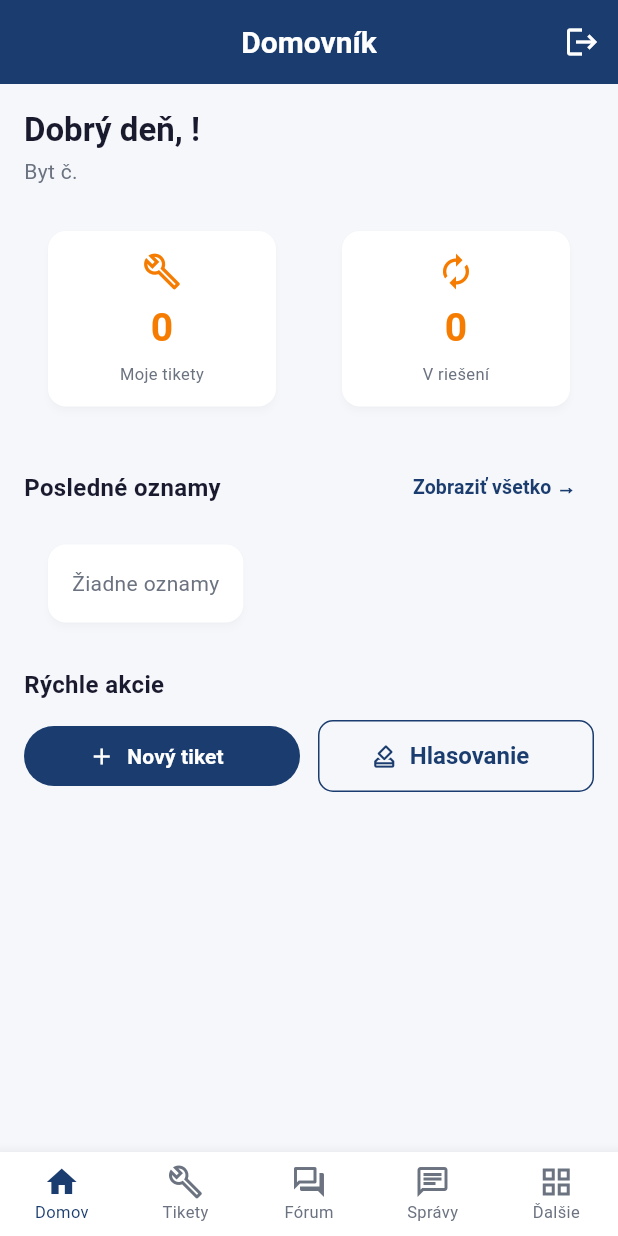
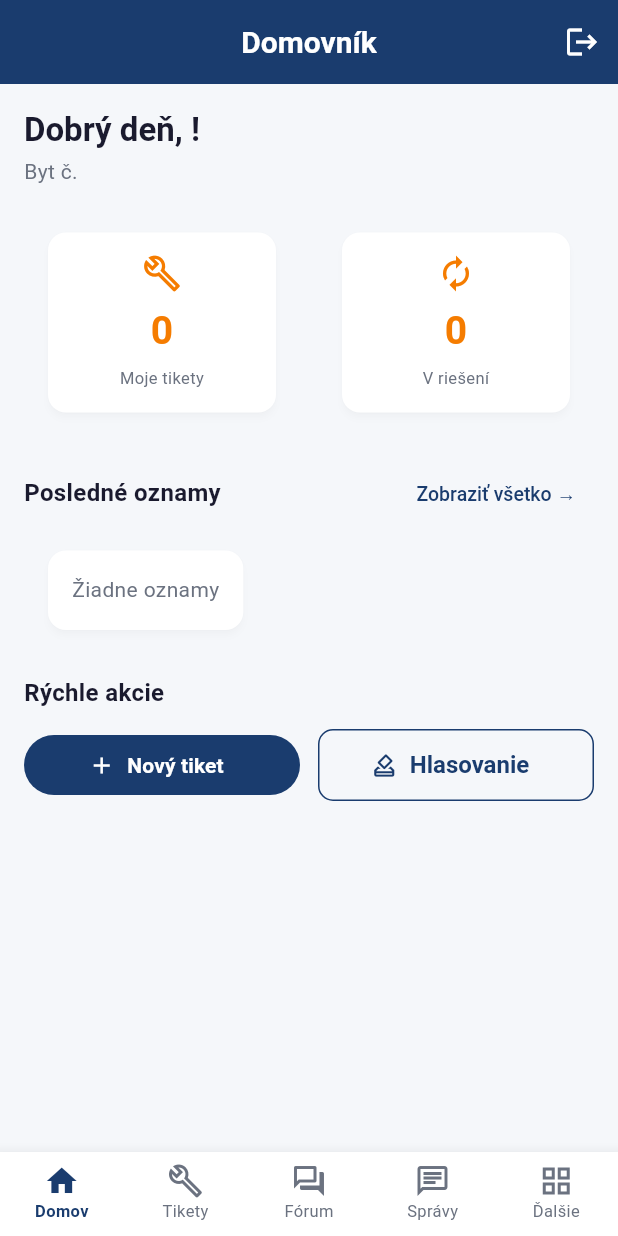
Before and after one commit to MHrtanek/domovnik, a Flutter app: the screen it shows once a user with an empty profile is signed in, on a phone screen of 412 x 824 dp. Run offline on Flutter 3.47's test engine with Material 3 defaults, Android fonts, the phone set to English and light mode, and no system bars; our stand-ins replace cached_network_image, file_picker, firebase_core, firebase_messaging, flutter_dotenv, flutter_local_notifications and 6 more; missing offline and left inert: dart:js; accounts and stored records are empty.

Commit message:
design: apply design system — theme polish and inspection card accent border

```diff
--- a/lib/core/theme/app_theme.dart
+++ b/lib/core/theme/app_theme.dart
@@ -19,21 +19,23 @@
       scaffoldBackgroundColor: AppColors.surface,
       fontFamily: 'Roboto',
 
-      // AppBar
+      // AppBar — navy, white, elevation 0, centered, 20/600
       appBarTheme: const AppBarTheme(
         backgroundColor: AppColors.primary,
         foregroundColor: Colors.white,
         elevation: 0,
-        centerTitle: false,
+        centerTitle: true,
         titleTextStyle: TextStyle(
           fontFamily: 'Roboto',
           fontSize: 20,
           fontWeight: FontWeight.w600,
           color: Colors.white,
         ),
+        iconTheme: IconThemeData(color: Colors.white),
+        actionsIconTheme: IconThemeData(color: Colors.white),
       ),
 
-      // Cards
+      // Cards — white, radius 12, elevation 2, shadow black12
       cardTheme: CardThemeData(
         color: AppColors.cardBackground,
         elevation: 2,
@@ -44,7 +46,7 @@
         margin: const EdgeInsets.symmetric(horizontal: 16, vertical: 6),
       ),
 
-      // Elevated buttons
+      // ElevatedButton — navy fill, white text, 48px, radius 10, 16/600
       elevatedButtonTheme: ElevatedButtonThemeData(
         style: ElevatedButton.styleFrom(
           backgroundColor: AppColors.primary,
@@ -54,13 +56,14 @@
             borderRadius: BorderRadius.circular(10),
           ),
           textStyle: const TextStyle(
+            fontFamily: 'Roboto',
             fontSize: 16,
             fontWeight: FontWeight.w600,
           ),
         ),
       ),
 
-      // Outlined buttons
+      // OutlinedButton — navy border + text, 48px, radius 10, 16/600
       outlinedButtonTheme: OutlinedButtonThemeData(
         style: OutlinedButton.styleFrom(
           foregroundColor: AppColors.primary,
@@ -70,13 +73,34 @@
             borderRadius: BorderRadius.circular(10),
           ),
           textStyle: const TextStyle(
+            fontFamily: 'Roboto',
             fontSize: 16,
             fontWeight: FontWeight.w600,
           ),
         ),
       ),
 
-      // Input fields
+      // TextButton — navy text, 14/500, no chrome
+      textButtonTheme: TextButtonThemeData(
+        style: TextButton.styleFrom(
+          foregroundColor: AppColors.primary,
+          textStyle: const TextStyle(
+            fontFamily: 'Roboto',
+            fontSize: 14,
+            fontWeight: FontWeight.w500,
+          ),
+        ),
+      ),
+
+      // FAB — navy fill, white icon/text, extended pill shape
+      floatingActionButtonTheme: const FloatingActionButtonThemeData(
+        backgroundColor: AppColors.primary,
+        foregroundColor: Colors.white,
+        elevation: 4,
+        shape: StadiumBorder(),
+      ),
+
+      // Input fields — white fill, divider border, radius 10, 2px navy focus
       inputDecorationTheme: InputDecorationTheme(
         filled: true,
         fillColor: Colors.white,
@@ -96,49 +120,106 @@
           borderRadius: BorderRadius.circular(10),
           borderSide: const BorderSide(color: AppColors.error),
         ),
+        focusedErrorBorder: OutlineInputBorder(
+          borderRadius: BorderRadius.circular(10),
+          borderSide: const BorderSide(color: AppColors.error, width: 2),
+        ),
         contentPadding: const EdgeInsets.symmetric(horizontal: 16, vertical: 14),
         labelStyle: const TextStyle(color: AppColors.textSecondary),
         hintStyle: const TextStyle(color: AppColors.textDisabled),
+        prefixIconColor: AppColors.textSecondary,
       ),
 
-      // Chips
+      // Chips — white bg, divider border, pill radius 20, 13/500
       chipTheme: ChipThemeData(
-        backgroundColor: AppColors.surface,
-        selectedColor: AppColors.primaryLight,
-        labelStyle: const TextStyle(fontSize: 12),
+        backgroundColor: Colors.white,
+        selectedColor: AppColors.primary,
+        disabledColor: AppColors.surface,
+        side: const BorderSide(color: AppColors.divider),
+        labelStyle: const TextStyle(
+          fontFamily: 'Roboto',
+          fontSize: 13,
+          fontWeight: FontWeight.w500,
+        ),
         shape: RoundedRectangleBorder(
           borderRadius: BorderRadius.circular(20),
         ),
+        padding: const EdgeInsets.symmetric(horizontal: 8, vertical: 4),
       ),
 
-      // Bottom navigation
+      // Bottom navigation — white, navy selected, gray unselected, elevation 8
       bottomNavigationBarTheme: const BottomNavigationBarThemeData(
         backgroundColor: Colors.white,
         selectedItemColor: AppColors.primary,
         unselectedItemColor: AppColors.textSecondary,
+        selectedLabelStyle: TextStyle(fontSize: 11, fontWeight: FontWeight.w600),
+        unselectedLabelStyle: TextStyle(fontSize: 11),
         type: BottomNavigationBarType.fixed,
         elevation: 8,
       ),
 
-      // Dialog - väčší na PC, normálny na mobile
+      // NavigationRail — white bg, navy selected, gray unselected
+      navigationRailTheme: NavigationRailThemeData(
+        backgroundColor: Colors.white,
+        selectedIconTheme: const IconThemeData(color: AppColors.primary, size: 24),
+        unselectedIconTheme: const IconThemeData(color: AppColors.textSecondary, size: 24),
+        selectedLabelTextStyle: const TextStyle(
+          color: AppColors.primary,
+          fontWeight: FontWeight.w600,
+          fontSize: 12,
+        ),
+        unselectedLabelTextStyle: const TextStyle(
+          color: AppColors.textSecondary,
+          fontSize: 12,
+        ),
+        indicatorColor: AppColors.primary.withValues(alpha: 0.12),
+        labelType: NavigationRailLabelType.all,
+      ),
+
+      // ListTile — consistent icon color, correct text styles
+      listTileTheme: const ListTileThemeData(
+        iconColor: AppColors.primary,
+        titleTextStyle: TextStyle(
+          fontFamily: 'Roboto',
+          fontSize: 15,
+          fontWeight: FontWeight.w500,
+          color: AppColors.textPrimary,
+        ),
+        subtitleTextStyle: TextStyle(
+          fontFamily: 'Roboto',
+          fontSize: 13,
+          color: AppColors.textSecondary,
+        ),
+        contentPadding: EdgeInsets.symmetric(horizontal: 16, vertical: 4),
+      ),
+
+      // Dialog — radius 16, 500–800px on desktop
       dialogTheme: DialogThemeData(
         insetPadding: const EdgeInsets.symmetric(horizontal: 16, vertical: 24),
         shape: RoundedRectangleBorder(borderRadius: BorderRadius.circular(16)),
         constraints: const BoxConstraints(minWidth: 500, maxWidth: 800),
+        titleTextStyle: const TextStyle(
+          fontFamily: 'Roboto',
+          fontSize: 18,
+          fontWeight: FontWeight.w600,
+          color: AppColors.textPrimary,
+        ),
       ),
 
-      // Divider
+      // Divider — #E0E0E0, 1px
       dividerTheme: const DividerThemeData(
         color: AppColors.divider,
         thickness: 1,
+        space: 1,
       ),
 
-      // Text
+      // Text ramp — 28/700 · 22/600 · 18/600 · 16/600 · 14/500 · 16/400 · 14/400 · 12/400
       textTheme: const TextTheme(
         headlineLarge: TextStyle(
           fontSize: 28,
           fontWeight: FontWeight.w700,
           color: AppColors.textPrimary,
+          letterSpacing: -0.01 * 28,
         ),
         headlineMedium: TextStyle(
           fontSize: 22,
@@ -162,14 +243,19 @@
         ),
         bodyLarge: TextStyle(
           fontSize: 16,
+          fontWeight: FontWeight.w400,
           color: AppColors.textPrimary,
+          height: 1.5,
         ),
         bodyMedium: TextStyle(
           fontSize: 14,
+          fontWeight: FontWeight.w400,
           color: AppColors.textPrimary,
+          height: 1.5,
         ),
         bodySmall: TextStyle(
           fontSize: 12,
+          fontWeight: FontWeight.w400,
           color: AppColors.textSecondary,
         ),
         labelLarge: TextStyle(
--- a/lib/features/dashboard/presentation/screens/manager_dashboard.dart
+++ b/lib/features/dashboard/presentation/screens/manager_dashboard.dart
@@ -192,27 +192,37 @@
                       children: [
                         _SectionHeader(title: '⚠️  Revízie vyžadujú pozornosť', route: '/manager/inspections', ref: ref),
                         const SizedBox(height: 8),
-                        ...urgent.map((i) => Card(
+                        ...urgent.map((i) {
+                          final accentColor = i.isExpired ? AppColors.error : AppColors.warning;
+                          return Card(
                             margin: const EdgeInsets.only(bottom: 8),
+                            clipBehavior: Clip.antiAlias,
+                            child: InkWell(
+                              onTap: () => context.go('/manager/inspections'),
+                              borderRadius: BorderRadius.circular(12),
+                              child: IntrinsicHeight(
+                                child: Row(
+                                  children: [
+                                    Container(width: 4, color: accentColor),
+                                    Expanded(
                                       child: ListTile(
-                            leading: Icon(
-                              Icons.assignment_outlined,
-                              color: i.isExpired ? AppColors.error : AppColors.warning,
-                            ),
+                                        leading: Icon(Icons.assignment_outlined, color: accentColor),
                                         title: Text(i.title, style: const TextStyle(fontWeight: FontWeight.w600)),
                                         subtitle: Text(
                                           i.isExpired
                                               ? 'Vypršalo ${i.nextDate != null ? _dateFmt.format(i.nextDate!) : ""}'
                                               : 'Za ${i.daysUntilNext} dní',
-                              style: TextStyle(
-                                color: i.isExpired ? AppColors.error : AppColors.warning,
-                                fontWeight: FontWeight.w500,
+                                          style: TextStyle(color: accentColor, fontWeight: FontWeight.w500),
+                                        ),
+                                        trailing: const Icon(Icons.arrow_forward_ios, size: 14, color: AppColors.textSecondary),
                                       ),
                                     ),
-                            trailing: const Icon(Icons.arrow_forward_ios, size: 14, color: AppColors.textSecondary),
-                            onTap: () => context.go('/manager/inspections'),
+                                  ],
                                 ),
-                        )),
+                              ),
+                            ),
+                          );
+                        }),
                         const SizedBox(height: 24),
                       ],
                     );
```
Lines whose indentation alone changed are shown as unchanged.
